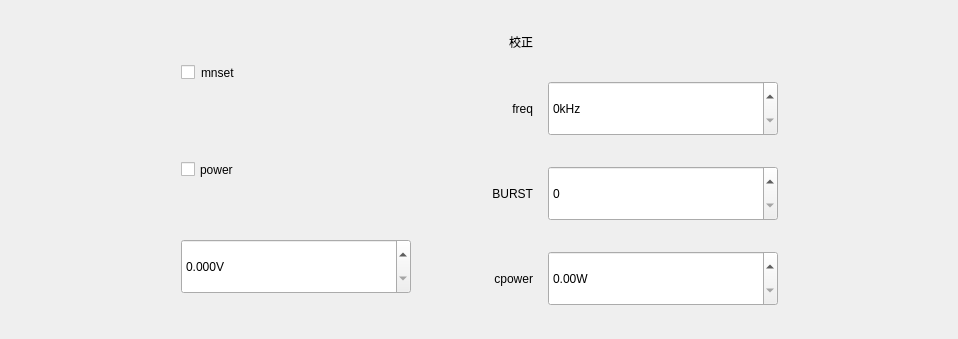
Qt form mpowerchage.ui (yuanjinxin123/shenglei) before a commit.
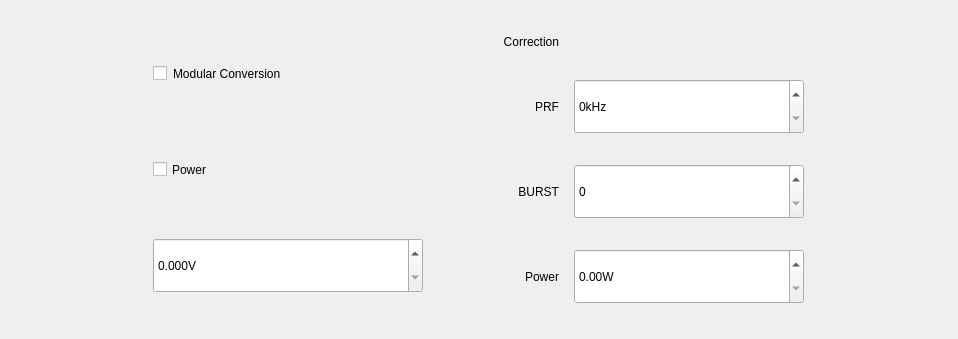
The same form after that commit. Custom widgets are drawn as their Qt base class.

```diff
--- a/mpowerchage.ui
+++ b/mpowerchage.ui
@@ -34,13 +34,13 @@
          </property>
          <property name="minimumSize">
           <size>
-           <width>230</width>
+           <width>270</width>
            <height>55</height>
           </size>
          </property>
          <property name="maximumSize">
           <size>
-           <width>230</width>
+           <width>270</width>
            <height>55</height>
           </size>
          </property>
@@ -48,7 +48,7 @@
           <string notr="true">border-color: rgb(255, 255, 255);</string>
          </property>
          <property name="text">
-          <string>mnset</string>
+          <string>Modular Conversion</string>
          </property>
         </widget>
        </item>
@@ -62,18 +62,18 @@
          </property>
          <property name="minimumSize">
           <size>
-           <width>230</width>
+           <width>270</width>
            <height>55</height>
           </size>
          </property>
          <property name="maximumSize">
           <size>
-           <width>230</width>
+           <width>270</width>
            <height>55</height>
           </size>
          </property>
          <property name="text">
-          <string>power</string>
+          <string>Power</string>
          </property>
         </widget>
        </item>
@@ -87,13 +87,13 @@
          </property>
          <property name="minimumSize">
           <size>
-           <width>230</width>
+           <width>270</width>
            <height>55</height>
           </size>
          </property>
          <property name="maximumSize">
           <size>
-           <width>230</width>
+           <width>270</width>
            <height>55</height>
           </size>
          </property>
@@ -158,7 +158,7 @@
        <item row="1" column="0">
         <widget class="QLabel" name="label_3">
          <property name="text">
-          <string>freq</string>
+          <string>PRF</string>
          </property>
          <property name="alignment">
           <set>Qt::AlignRight|Qt::AlignTrailing|Qt::AlignVCenter</set>
@@ -203,7 +203,7 @@
        <item row="0" column="0">
         <widget class="QLabel" name="label_4">
          <property name="text">
-          <string>校正</string>
+          <string>Correction</string>
          </property>
          <property name="alignment">
           <set>Qt::AlignRight|Qt::AlignTrailing|Qt::AlignVCenter</set>
@@ -241,7 +241,7 @@
        <item row="3" column="0">
         <widget class="QLabel" name="label">
          <property name="text">
-          <string>cpower</string>
+          <string>Power</string>
          </property>
          <property name="alignment">
           <set>Qt::AlignRight|Qt::AlignTrailing|Qt::AlignVCenter</set>
```
